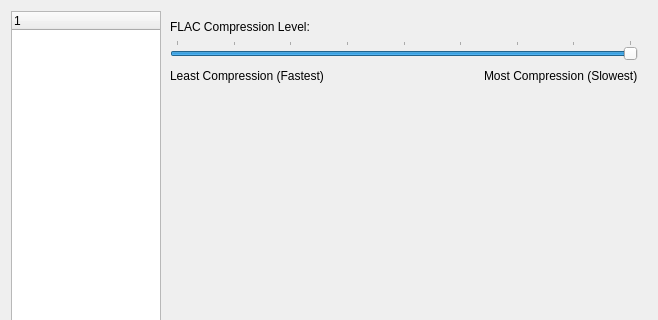
First picture: the form in src/xamp/preferencedialog.ui, repository billlin0904/xamp2, before the edit; both pictures show x 0 to 658 and y 0 to 320 of the 658 by 569 pixel window.
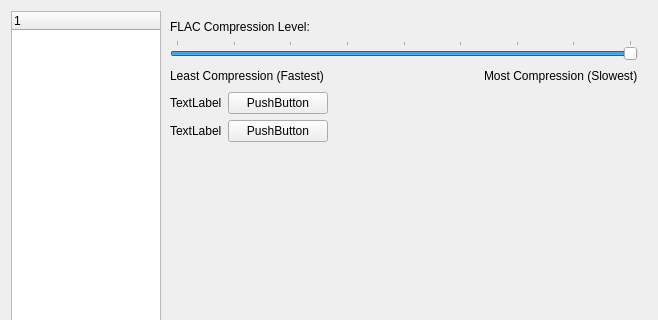
Second picture: the form after the edit. The open tabs and pages were chosen to show the change. Custom widgets are drawn as their Qt base class.

The edit to the form file:
```diff
--- a/src/xamp/preferencedialog.ui
+++ b/src/xamp/preferencedialog.ui
@@ -599,6 +599,87 @@
            </item>
           </layout>
          </item>
+         <item>
+          <layout class="QHBoxLayout" name="horizontalLayout_15">
+           <item>
+            <layout class="QGridLayout" name="gridLayout">
+             <item row="0" column="0">
+              <layout class="QHBoxLayout" name="horizontalLayout_4">
+               <item>
+                <widget class="QLabel" name="label_9">
+                 <property name="text">
+                  <string>TextLabel</string>
+                 </property>
+                </widget>
+               </item>
+               <item>
+                <widget class="SwitchButton" name="pushButton">
+                 <property name="minimumSize">
+                  <size>
+                   <width>100</width>
+                   <height>0</height>
+                  </size>
+                 </property>
+                 <property name="maximumSize">
+                  <size>
+                   <width>100</width>
+                   <height>16777215</height>
+                  </size>
+                 </property>
+                 <property name="text">
+                  <string>PushButton</string>
+                 </property>
+                </widget>
+               </item>
+              </layout>
+             </item>
+             <item row="1" column="0">
+              <layout class="QHBoxLayout" name="horizontalLayout_14">
+               <item>
+                <widget class="QLabel" name="label_10">
+                 <property name="text">
+                  <string>TextLabel</string>
+                 </property>
+                </widget>
+               </item>
+               <item>
+                <widget class="SwitchButton" name="pushButton_2">
+                 <property name="minimumSize">
+                  <size>
+                   <width>100</width>
+                   <height>0</height>
+                  </size>
+                 </property>
+                 <property name="maximumSize">
+                  <size>
+                   <width>100</width>
+                   <height>16777215</height>
+                  </size>
+                 </property>
+                 <property name="text">
+                  <string>PushButton</string>
+                 </property>
+                </widget>
+               </item>
+              </layout>
+             </item>
+            </layout>
+           </item>
+           <item>
+            <spacer name="horizontalSpacer_5">
+             <property name="orientation">
+              <enum>Qt::Horizontal</enum>
+             </property>
+             <property name="sizeHint" stdset="0">
+              <size>
+               <width>40</width>
+               <height>20</height>
+              </size>
+             </property>
+            </spacer>
+           </item>
+          </layout>
+         </item>
          <item>
           <spacer name="verticalSpacer_2">
            <property name="orientation">
@@ -644,6 +725,13 @@
    </item>
   </layout>
  </widget>
+ <customwidgets>
+  <customwidget>
+   <class>SwitchButton</class>
+   <extends>QPushButton</extends>
+   <header>widget/switchbutton.h</header>
+  </customwidget>
+ </customwidgets>
  <resources/>
  <connections/>
 </ui>
```
